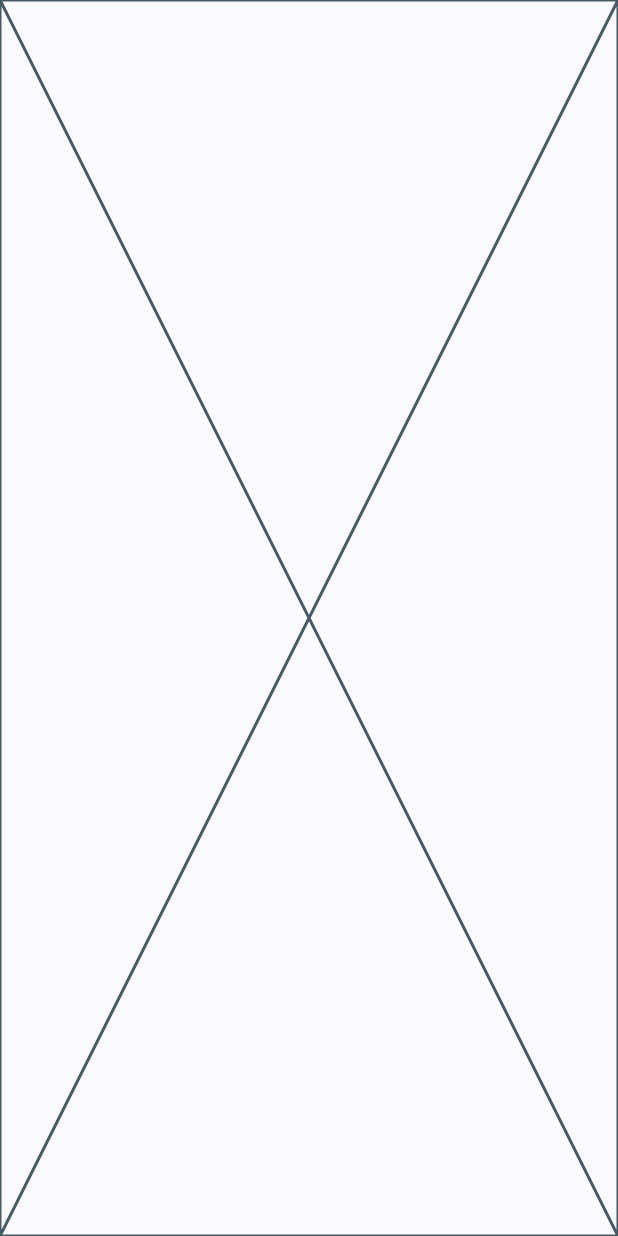
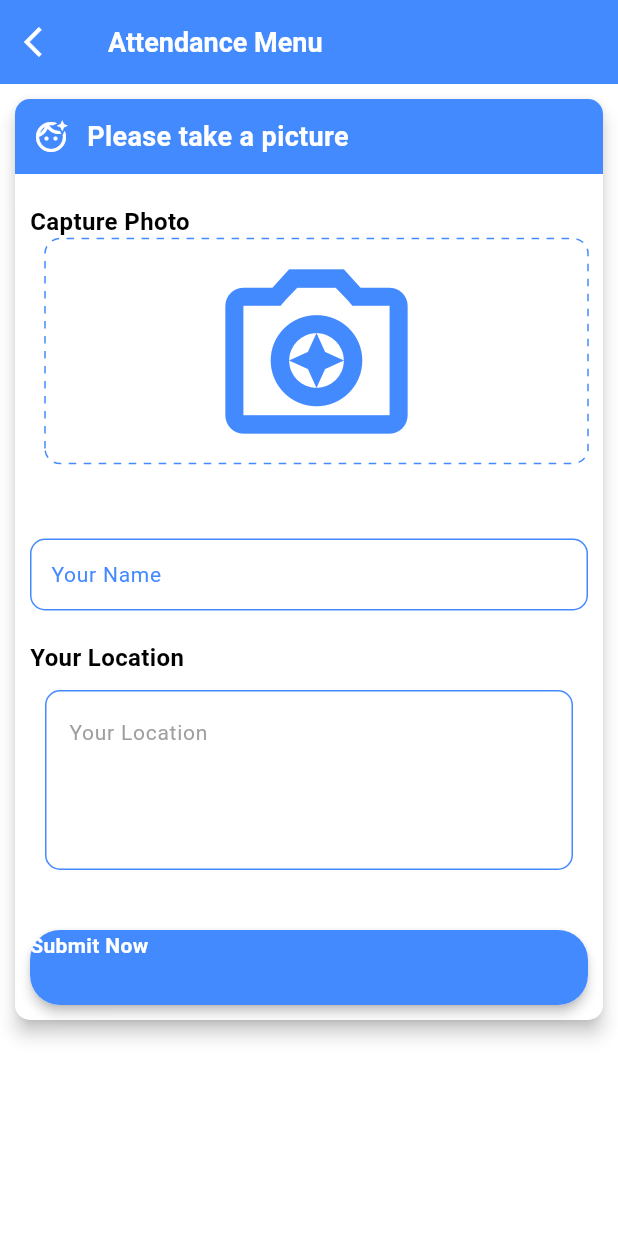
Before and after one commit to knalbdev/attendance_app, a Flutter app: the AttendanceScreen screen opened directly, on a phone screen of 412 x 824 dp. Run offline on Flutter 3.47's test engine with Material 3 defaults, Android fonts, the phone set to English and light mode, and no system bars; drawn by our look-alikes of dotted_border; our stand-ins replace camera, cloud_firestore, firebase_core, geocoding, geolocator; missing offline and left inert: google_mlkit_face_detection; accounts and stored records are empty.

Commit message:
finishing attendance feature

```diff
--- a/lib/ui/attend/attendance_screen.dart
+++ b/lib/ui/attend/attendance_screen.dart
@@ -1,6 +1,12 @@
 import 'package:camera/camera.dart';
 import 'package:face_recognition/services/location_service.dart';
 import 'package:face_recognition/services/timestamp_service.dart';
+import 'package:face_recognition/ui/attend/components/app_bar.dart';
+import 'package:face_recognition/ui/attend/components/capture_photo.dart';
+import 'package:face_recognition/ui/attend/components/header.dart';
+import 'package:face_recognition/ui/attend/components/location.dart';
+import 'package:face_recognition/ui/attend/components/name_input.dart';
+import 'package:face_recognition/ui/attend/components/submit_button.dart';
 import 'package:flutter/material.dart';
 
 class AttendanceScreen extends StatefulWidget {
@@ -54,6 +60,31 @@ class _AttendanceScreenState extends State<AttendanceScreen> {
 
   @override
   Widget build(BuildContext context) {
-    return const Placeholder();
+    Size size = MediaQuery.of(context).size;
+
+    return Scaffold(
+      backgroundColor: Colors.white,
+      appBar: buildAppBar(context),
+      body: SingleChildScrollView(
+        child: Card(
+          color: Colors.white,
+          margin: const EdgeInsets.fromLTRB(10, 10, 10, 30),
+          shape: RoundedRectangleBorder(
+            borderRadius: BorderRadius.circular(10),
+          ),
+          elevation: 5,
+          child: Column(
+            crossAxisAlignment: CrossAxisAlignment.start,
+            children: [
+              buildHeader(),
+              buildCapturePhotoSection(context, size, image),
+              buildNameInputField(controllerName),
+              buildLocationSection(isLoading, addressPlaceholder),
+              buildSubmitButton(context, size, image, controllerName, addressPlaceholder, statusPlaceholder, timeStampPlaceholder)
+            ],
+          ),
+        ),
+      )
+    );
   }
 }
```
